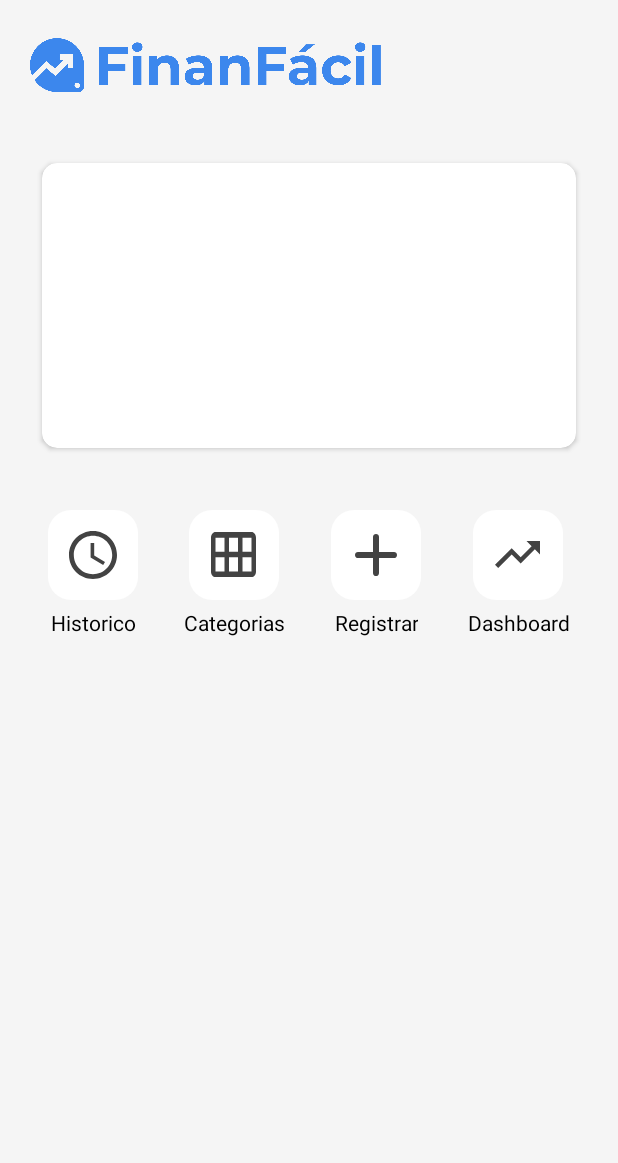
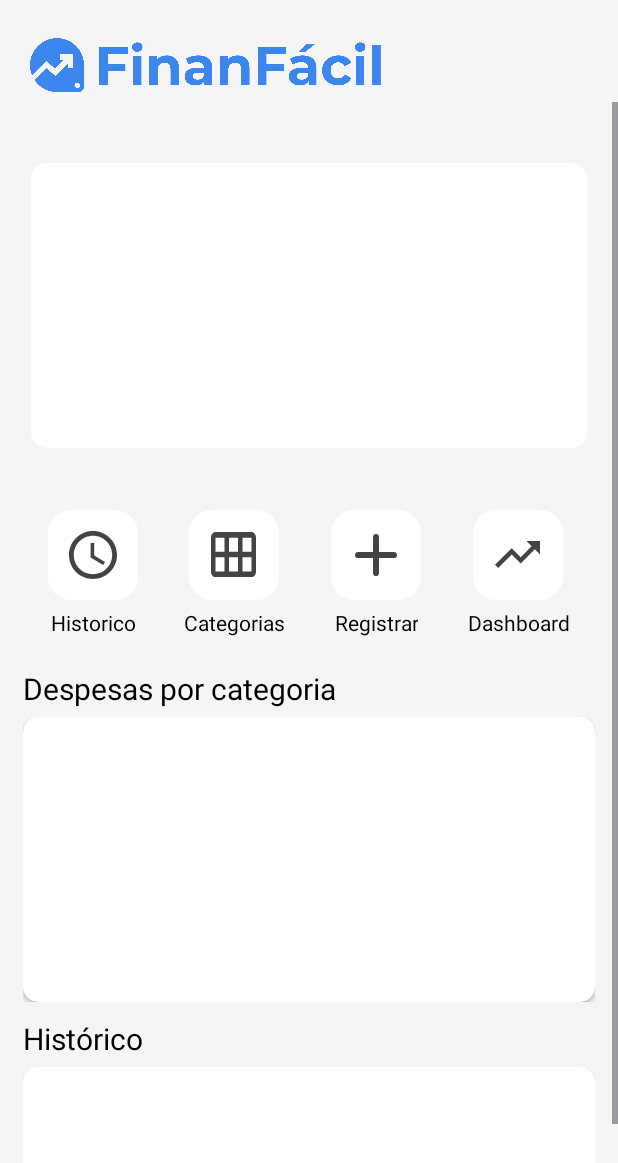
Before and after one commit to jonabergamo/page-app, an Android app: the layout activity_main.xml on its own in the app's theme, with its tools: preview values and no code run, on a phone screen of 412 x 824 dp. Shown: the top 1163 px of the screen. Run offline under Robolectric (Android 15) with nearby library versions, the phone set to English and light mode, and no system bars.

Commit message:
feat: adiciona scroll vertical no layout

```diff
--- a/app/src/main/res/layout/activity_main.xml
+++ b/app/src/main/res/layout/activity_main.xml
@@ -8,7 +8,7 @@
     tools:context=".MainActivity">
 
     <LinearLayout
-        android:id="@+id/linearLayout"
+        android:id="@+id/tela_principal"
         android:layout_width="0dp"
         android:layout_height="0dp"
         android:orientation="vertical"
@@ -18,7 +18,7 @@
         app:layout_constraintTop_toTopOf="parent">
 
         <ImageView
-            android:id="@+id/imageView"
+            android:id="@+id/logo"
             android:layout_width="237dp"
             android:layout_height="48dp"
             android:layout_marginStart="20dp"
@@ -26,11 +26,21 @@
             android:contentDescription="@string/logo_description"
             app:srcCompat="@drawable/titulo" />
 
+        <ScrollView
+            android:layout_width="match_parent"
+            android:layout_height="match_parent">
+
             <LinearLayout
+                android:layout_width="match_parent"
+                android:layout_height="match_parent"
+                android:orientation="vertical">
+
+                <LinearLayout
+                    android:id="@+id/saldo_layout"
                     android:layout_width="match_parent"
                     android:layout_height="wrap_content"
                     android:layout_marginTop="30dp"
-            android:gravity="center_horizontal"
+                    android:gravity="center_vertical"
                     android:orientation="vertical"
                     android:paddingLeft="15dp"
                     android:paddingTop="5dp"
@@ -38,7 +48,7 @@
                     android:paddingBottom="5dp">
 
                     <androidx.cardview.widget.CardView
-                android:layout_width="356dp"
+                        android:layout_width="match_parent"
                         android:layout_height="190dp"
                         android:layout_margin="5dp"
                         app:cardBackgroundColor="#FFFFFF"
@@ -47,6 +57,7 @@
                 </LinearLayout>
 
                 <LinearLayout
+                    android:id="@+id/atalhos_layout"
                     android:layout_width="match_parent"
                     android:layout_height="wrap_content"
                     android:layout_marginTop="15dp"
@@ -54,6 +65,7 @@
                     android:orientation="horizontal">
 
                     <LinearLayout
+                        android:id="@+id/historico_button"
                         android:layout_width="wrap_content"
                         android:layout_height="wrap_content"
                         android:gravity="center_horizontal|center_vertical"
@@ -88,6 +100,7 @@
                     </LinearLayout>
 
                     <LinearLayout
+                        android:id="@+id/categorias_button"
                         android:layout_width="wrap_content"
                         android:layout_height="wrap_content"
                         android:gravity="center_horizontal|center_vertical"
@@ -121,6 +134,7 @@
                     </LinearLayout>
 
                     <LinearLayout
+                        android:id="@+id/registrar_button"
                         android:layout_width="wrap_content"
                         android:layout_height="wrap_content"
                         android:gravity="center_horizontal|center_vertical"
@@ -154,6 +168,7 @@
                     </LinearLayout>
 
                     <LinearLayout
+                        android:id="@+id/dashboard_button"
                         android:layout_width="wrap_content"
                         android:layout_height="wrap_content"
                         android:gravity="center_horizontal|center_vertical"
@@ -186,7 +201,67 @@
                             android:textColor="@color/black" />
 
                     </LinearLayout>
+
                 </LinearLayout>
+
+                <LinearLayout
+                    android:id="@+id/despesas_layout"
+                    android:layout_width="match_parent"
+                    android:layout_height="wrap_content"
+                    android:gravity="center_vertical"
+                    android:orientation="vertical"
+                    android:paddingLeft="15dp"
+                    android:paddingTop="5dp"
+                    android:paddingRight="15dp"
+                    android:paddingBottom="5dp">
+
+                    <TextView
+                        android:id="@+id/despesas_texto"
+                        android:layout_width="wrap_content"
+                        android:layout_height="wrap_content"
+                        android:text="Despesas por categoria"
+                        android:textColor="@color/black"
+                        android:textSize="20sp" />
+
+                    <androidx.cardview.widget.CardView
+                        android:layout_width="match_parent"
+                        android:layout_height="190dp"
+                        android:layout_marginTop="5dp"
+                        app:cardBackgroundColor="#FFFFFF"
+                        app:cardCornerRadius="10dp" />
+
+                </LinearLayout>
+
+                <LinearLayout
+                    android:id="@+id/historico_layout"
+                    android:layout_width="match_parent"
+                    android:layout_height="wrap_content"
+                    android:gravity="center_vertical"
+                    android:orientation="vertical"
+                    android:paddingLeft="15dp"
+                    android:paddingTop="5dp"
+                    android:paddingRight="15dp"
+                    android:paddingBottom="5dp">
+
+                    <TextView
+                        android:id="@+id/historico_texto"
+                        android:layout_width="wrap_content"
+                        android:layout_height="wrap_content"
+                        android:text="Histórico"
+                        android:textColor="@color/black"
+                        android:textSize="20sp" />
+
+                    <androidx.cardview.widget.CardView
+                        android:layout_width="match_parent"
+                        android:layout_height="190dp"
+                        android:layout_marginTop="5dp"
+                        app:cardBackgroundColor="#FFFFFF"
+                        app:cardCornerRadius="10dp" />
+
+                </LinearLayout>
+            </LinearLayout>
+        </ScrollView>
+
 
     </LinearLayout>
 
```
Lines whose indentation alone changed are shown as unchanged.
